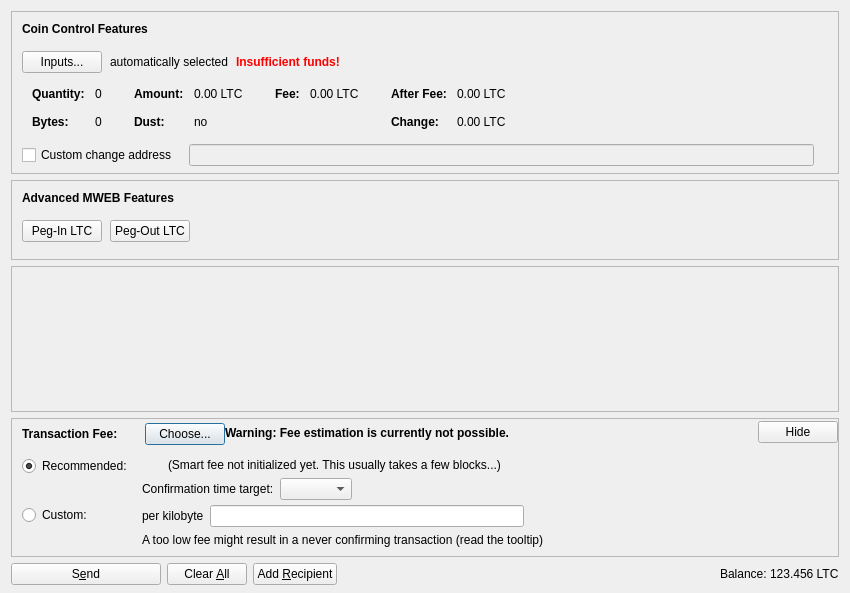
First picture: the form in src/qt/forms/sendcoinsdialog.ui, repository ahmedbodi/catcoin-new, before the edit.
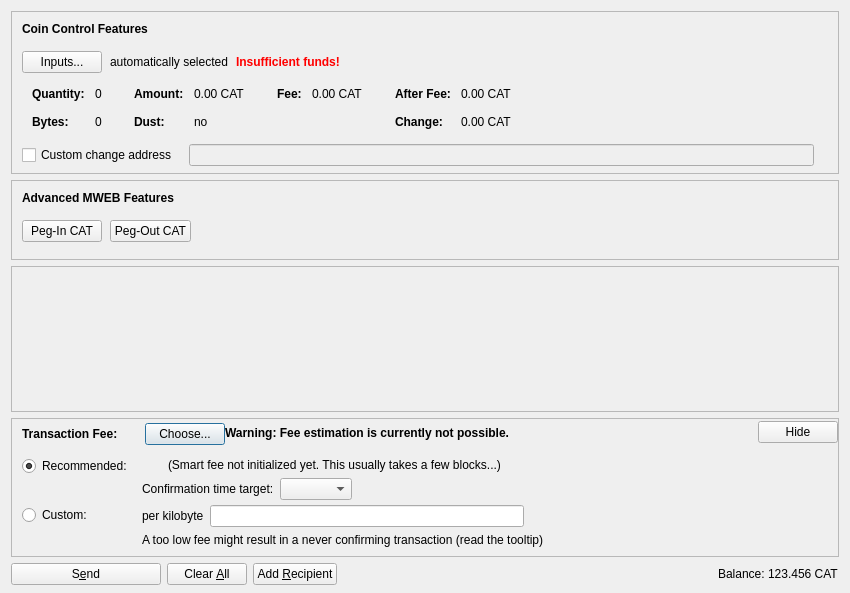
Second picture: the form after the edit. Icons and pictures are not drawn. Custom widgets are drawn as their Qt base class.

What changed in the file:
```diff
--- a/src/qt/forms/sendcoinsdialog.ui
+++ b/src/qt/forms/sendcoinsdialog.ui
@@ -324,7 +324,7 @@
                   <enum>Qt::ActionsContextMenu</enum>
                  </property>
                  <property name="text">
-                  <string notr="true">0.00 LTC</string>
+                  <string notr="true">0.00 CAT</string>
                  </property>
                  <property name="textInteractionFlags">
                   <set>Qt::LinksAccessibleByMouse|Qt::TextSelectableByKeyboard|Qt::TextSelectableByMouse</set>
@@ -404,7 +404,7 @@
                   <enum>Qt::ActionsContextMenu</enum>
                  </property>
                  <property name="text">
-                  <string notr="true">0.00 LTC</string>
+                  <string notr="true">0.00 CAT</string>
                  </property>
                  <property name="textInteractionFlags">
                   <set>Qt::LinksAccessibleByMouse|Qt::TextSelectableByKeyboard|Qt::TextSelectableByMouse</set>
@@ -455,7 +455,7 @@
                   <enum>Qt::ActionsContextMenu</enum>
                  </property>
                  <property name="text">
-                  <string notr="true">0.00 LTC</string>
+                  <string notr="true">0.00 CAT</string>
                  </property>
                  <property name="textInteractionFlags">
                   <set>Qt::LinksAccessibleByMouse|Qt::TextSelectableByKeyboard|Qt::TextSelectableByMouse</set>
@@ -484,7 +484,7 @@
                   <enum>Qt::ActionsContextMenu</enum>
                  </property>
                  <property name="text">
-                  <string notr="true">0.00 LTC</string>
+                  <string notr="true">0.00 CAT</string>
                  </property>
                  <property name="textInteractionFlags">
                   <set>Qt::LinksAccessibleByMouse|Qt::TextSelectableByKeyboard|Qt::TextSelectableByMouse</set>
@@ -667,7 +667,7 @@
              <string notr="true"/>
             </property>
             <property name="text">
-             <string>Peg-In LTC</string>
+             <string>Peg-In CAT</string>
             </property>
             <property name="checkable">
              <bool>true</bool>
@@ -683,7 +683,7 @@
              <string notr="true"/>
             </property>
             <property name="text">
-             <string>Peg-Out LTC</string>
+             <string>Peg-Out CAT</string>
             </property>
             <property name="checkable">
              <bool>true</bool>
@@ -1353,7 +1353,7 @@
           <cursorShape>IBeamCursor</cursorShape>
          </property>
          <property name="text">
-          <string notr="true">123.456 LTC</string>
+          <string notr="true">123.456 CAT</string>
          </property>
          <property name="textInteractionFlags">
           <set>Qt::LinksAccessibleByMouse|Qt::TextSelectableByKeyboard|Qt::TextSelectableByMouse</set>
```
